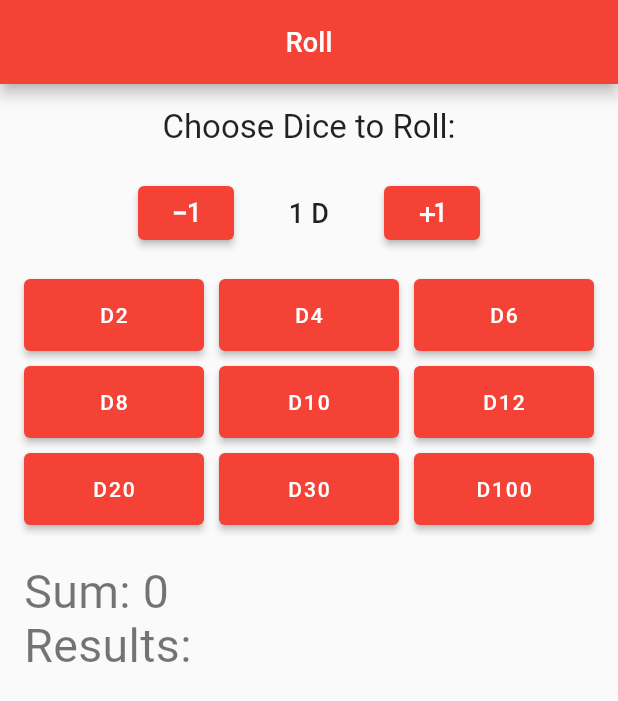
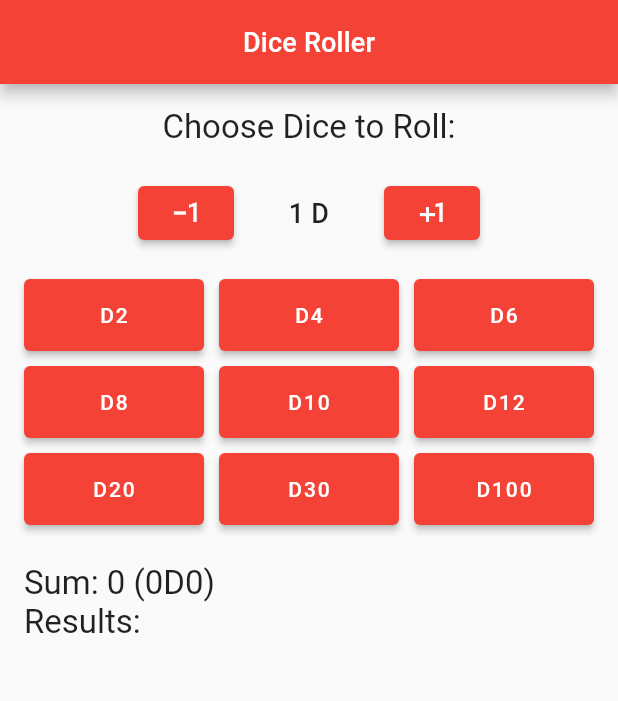
Before and after one commit to ItayElf/RpgSolo, a Flutter app: the screen it shows after launch, on a phone screen of 412 x 824 dp. Shown: the top 701 px of the screen. Run offline on Flutter 3.47's test engine with Material 2 defaults, Android fonts, the phone set to English and light mode, and no system bars; our stand-ins replace google_fonts; Roboto replaces fonts that are missing (Metamorphous).

Commit message:
added small fixes to dice roller

```diff
--- a/lib/pages/roll_page.dart
+++ b/lib/pages/roll_page.dart
@@ -17,9 +17,10 @@ class _RollPageState extends State<RollPage> {
   TextEditingController diceSize = TextEditingController();
   int sum = 0;
   List<int> res = [];
+  Dice d = Dice(diceCount: 0, diceSize: 0);
 
   void rollDice(int size) {
-    Dice d = Dice(diceCount: count, diceSize: size);
+    d = Dice(diceCount: count, diceSize: size);
     List<int> rolled = d.roll();
     setState(() {
       res = rolled;
@@ -31,7 +32,7 @@ class _RollPageState extends State<RollPage> {
   Widget build(BuildContext context) {
     return Scaffold(
       appBar: AppBar(
-        title: const Text("Roll"),
+        title: const Text("Dice Roller"),
         centerTitle: true,
       ),
       body: Padding(
@@ -59,6 +60,9 @@ class _RollPageState extends State<RollPage> {
                         count = max(count - 1, 1);
                       });
                     },
+                    onLongPress: () => setState(() {
+                      count = 1;
+                    }),
                     child: const Icon(Icons.exposure_minus_1_outlined),
                   ),
                   SizedBox(
@@ -73,6 +77,11 @@ class _RollPageState extends State<RollPage> {
                     onPressed: () {
                       setState(() {
                         count += 1;
+                      });
+                    },
+                    onLongPress: () {
+                      setState(() {
+                        count += 5;
                       });
                     },
                     child: const Icon(Icons.plus_one),
@@ -105,8 +114,8 @@ class _RollPageState extends State<RollPage> {
             SizedBox(
               width: MediaQuery.of(context).size.width,
               child: Text(
-                "Sum: $sum\nResults: ${res.map((e) => e.toString()).join(", ")}",
-                style: Theme.of(context).textTheme.headline4,
+                "Sum: $sum (${d.diceCount}D${d.diceSize})\nResults: ${res.map((e) => e.toString()).join(", ")}",
+                style: Theme.of(context).textTheme.headline5,
                 textAlign: TextAlign.left,
               ),
             )
```
